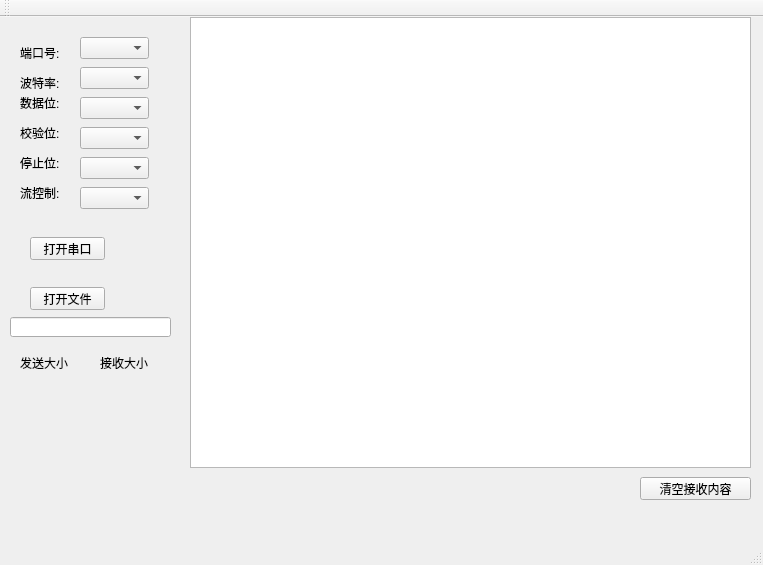
This is UpperMonitor/UpperMonitor/mainwindow.ui in MagnumSong/MyInsight_CPP as Qt 5 draws it before an edit. The edited form follows.
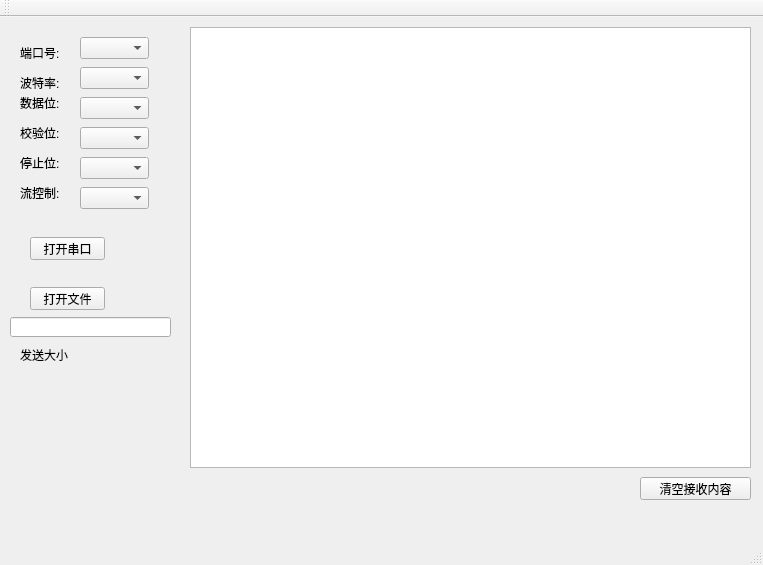
This is the edited form.

Commit message: qt 串口上位机 十六进制数据大小端转换需要弄

The edit to the form file:
```diff
--- a/UpperMonitor/UpperMonitor/mainwindow.ui
+++ b/UpperMonitor/UpperMonitor/mainwindow.ui
@@ -54,9 +54,9 @@
     <property name="geometry">
      <rect>
       <x>190</x>
-      <y>0</y>
+      <y>10</y>
       <width>561</width>
-      <height>451</height>
+      <height>441</height>
      </rect>
     </property>
    </widget>
@@ -84,28 +84,15 @@
     <property name="geometry">
      <rect>
       <x>20</x>
-      <y>340</y>
-      <width>54</width>
-      <height>12</height>
+      <y>330</y>
+      <width>131</width>
+      <height>16</height>
      </rect>
     </property>
     <property name="text">
      <string>发送大小</string>
     </property>
    </widget>
-   <widget class="QLabel" name="receivebyteLcdNumber">
-    <property name="geometry">
-     <rect>
-      <x>100</x>
-      <y>340</y>
-      <width>54</width>
-      <height>12</height>
-     </rect>
-    </property>
-    <property name="text">
-     <string>接收大小</string>
-    </property>
-   </widget>
    <widget class="QLabel" name="label">
     <property name="geometry">
      <rect>
```
The commit also changes 3 other files.
